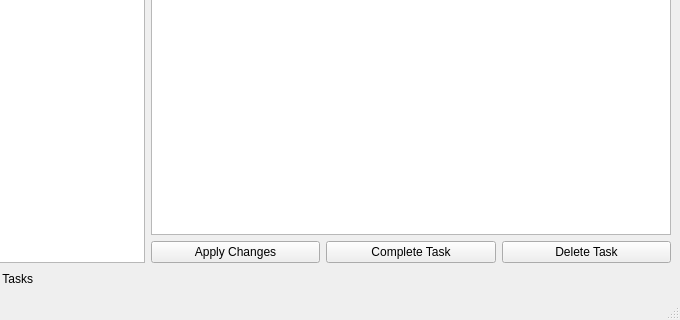
Above: mainwindow.ui from Syldarion/scatterbrain before the change; both pictures show x 120 to 800 and y 280 to 600 of the 800 by 600 pixel window. Below: the same form after it.
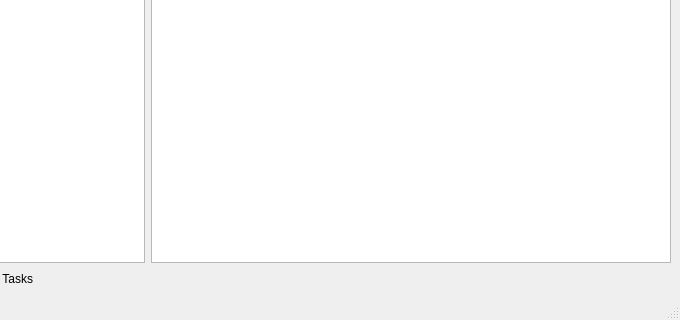
That is the form after the change. Custom widgets are drawn as their Qt base class.

Commit message: Added custom textedit for updating description, removed task view buttons

```diff
--- a/mainwindow.ui
+++ b/mainwindow.ui
@@ -87,31 +87,6 @@
           </property>
          </widget>
         </item>
-        <item>
-         <layout class="QHBoxLayout" name="taskControls">
-          <item>
-           <widget class="QPushButton" name="applyTaskButton">
-            <property name="text">
-             <string>Apply Changes</string>
-            </property>
-           </widget>
-          </item>
-          <item>
-           <widget class="QPushButton" name="completeTaskButton">
-            <property name="text">
-             <string>Complete Task</string>
-            </property>
-           </widget>
-          </item>
-          <item>
-           <widget class="QPushButton" name="deleteTaskButton">
-            <property name="text">
-             <string>Delete Task</string>
-            </property>
-           </widget>
-          </item>
-         </layout>
-        </item>
        </layout>
       </item>
      </layout>
@@ -290,6 +265,13 @@
    </property>
   </action>
  </widget>
+ <customwidgets>
+  <customwidget>
+   <class>TextEditWithFocusOutEvent</class>
+   <extends>QTextEdit</extends>
+   <header>texteditwithfocusoutevent.h</header>
+  </customwidget>
+ </customwidgets>
  <resources/>
  <connections/>
 </ui>
```
Left out of the diff: 2 changed lines with no effect on the pictures. The commit also changes 4 other files.
